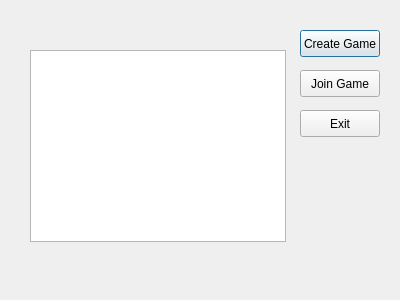
woodenbrick/monopoly, file monopoly/gui/lobby.ui: the form before one commit.
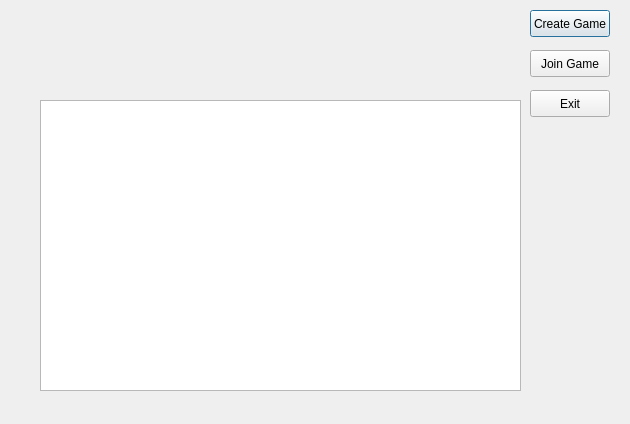
The form after the commit.

Commit message: show game list in lobby

Diff of the .ui file:
```diff
--- a/monopoly/gui/lobby.ui
+++ b/monopoly/gui/lobby.ui
@@ -5,28 +5,18 @@
    <rect>
     <x>0</x>
     <y>0</y>
-    <width>400</width>
-    <height>300</height>
+    <width>630</width>
+    <height>424</height>
    </rect>
   </property>
   <property name="windowTitle" >
    <string>Dialog</string>
   </property>
-  <widget class="QTableView" name="gameList" >
-   <property name="geometry" >
-    <rect>
-     <x>30</x>
-     <y>50</y>
-     <width>256</width>
-     <height>192</height>
-    </rect>
-   </property>
-  </widget>
   <widget class="QPushButton" name="buttonCreate" >
    <property name="geometry" >
     <rect>
-     <x>300</x>
-     <y>30</y>
+     <x>530</x>
+     <y>10</y>
      <width>80</width>
      <height>27</height>
     </rect>
@@ -38,8 +28,8 @@
   <widget class="QPushButton" name="buttonJoin" >
    <property name="geometry" >
     <rect>
-     <x>300</x>
-     <y>70</y>
+     <x>530</x>
+     <y>50</y>
      <width>80</width>
      <height>27</height>
     </rect>
@@ -51,8 +41,8 @@
   <widget class="QPushButton" name="buttonExit" >
    <property name="geometry" >
     <rect>
-     <x>300</x>
-     <y>110</y>
+     <x>530</x>
+     <y>90</y>
      <width>80</width>
      <height>27</height>
     </rect>
@@ -61,6 +51,29 @@
     <string>Exit</string>
    </property>
   </widget>
+  <widget class="QListView" name="gameList" >
+   <property name="geometry" >
+    <rect>
+     <x>40</x>
+     <y>100</y>
+     <width>481</width>
+     <height>291</height>
+    </rect>
+   </property>
+  </widget>
+  <widget class="QLabel" name="statusBar" >
+   <property name="geometry" >
+    <rect>
+     <x>70</x>
+     <y>400</y>
+     <width>451</width>
+     <height>18</height>
+    </rect>
+   </property>
+   <property name="text" >
+    <string/>
+   </property>
+  </widget>
  </widget>
  <resources/>
  <connections/>
```
The commit also changes 3 other files.
